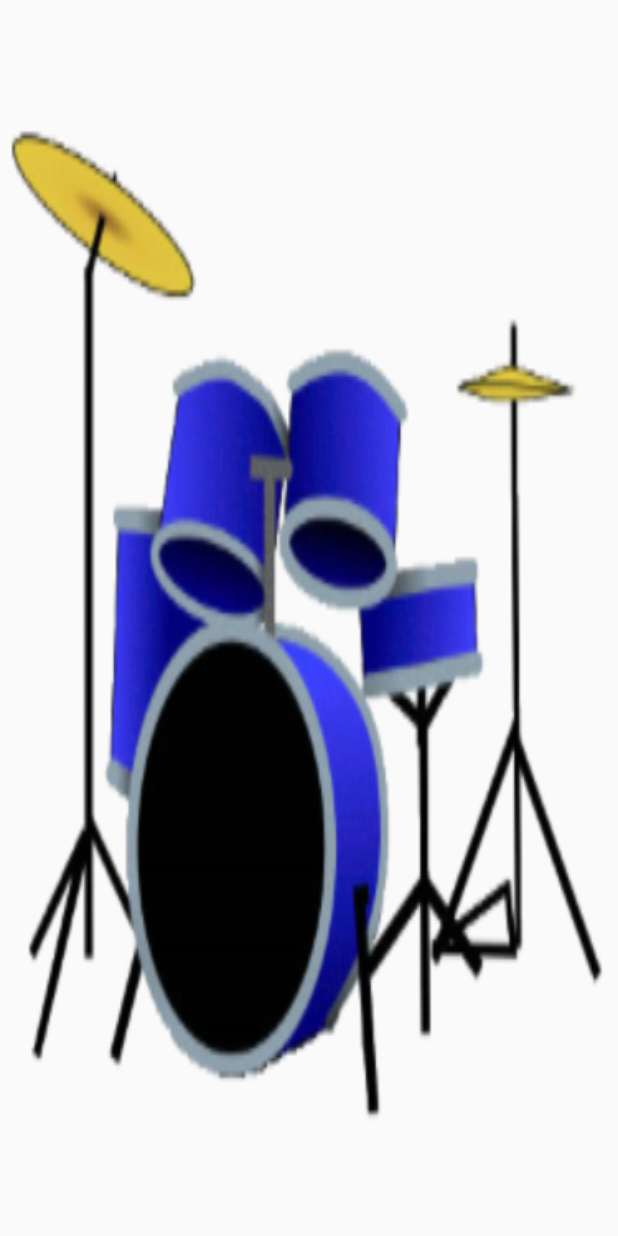
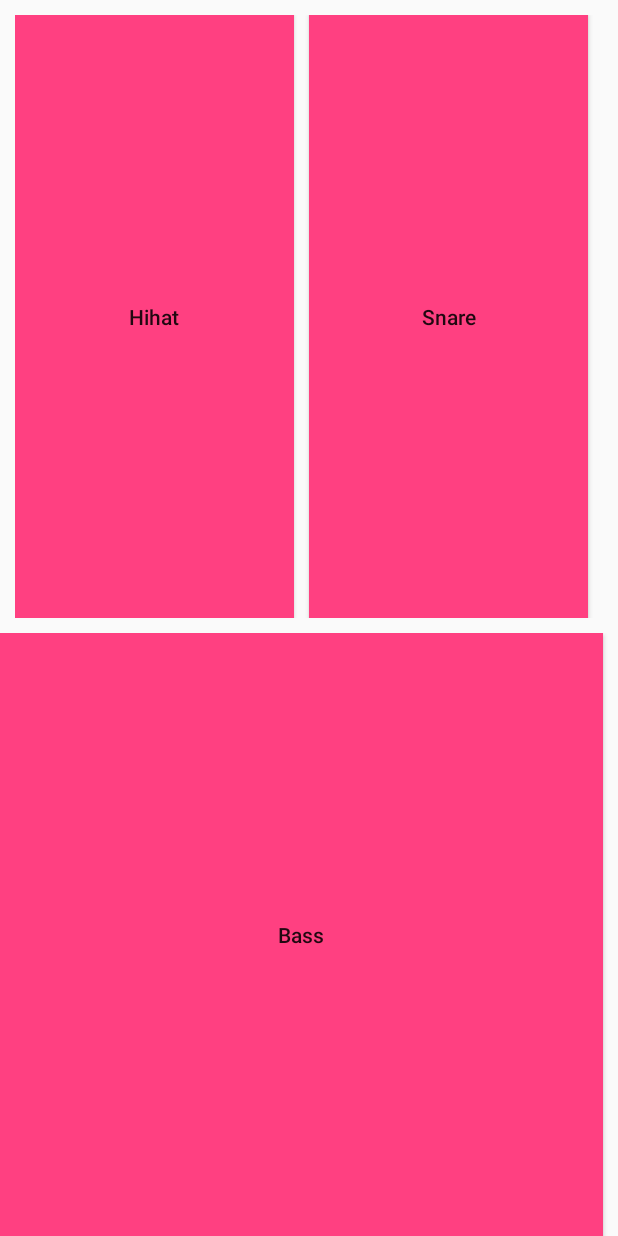
Before and after one commit to rscsam/LetsJam, an Android app: the layout fragment_play_drums.xml on its own in the app's theme, with its tools: preview values and no code run, on a phone screen of 412 x 824 dp. Run offline under Robolectric (Android 15) with nearby library versions, the phone set to English and light mode, and no system bars.

Commit message:
Initial commit

```diff
--- a/app/src/main/java/com/hack/rss/letsjam/PlayDrumsFragment.java
+++ b/app/src/main/java/com/hack/rss/letsjam/PlayDrumsFragment.java
@@ -37,9 +37,6 @@ public class PlayDrumsFragment extends Fragment implements View.OnClickListener
             case R.id.kick_button:
                 listener.addSound(new Note(1, R.raw.kick));
                 break;
-            case R.id.crash_button:
-                listener.addSound(new Note(1, R.raw.crash));
-                break;
             case R.id.hihat_button:
                 listener.addSound(new Note(1, R.raw.hihat));
                 break;
--- a/app/src/main/java/com/hack/rss/letsjam/StartActivity.java
+++ b/app/src/main/java/com/hack/rss/letsjam/StartActivity.java
@@ -17,4 +17,9 @@ public class StartActivity extends AppCompatActivity {
         Intent startSelectionsActivity = new Intent(this, SelectionsActivity.class);
         startActivity(startSelectionsActivity);
     }
+
+    public void startISActivity(View view) {
+        Intent startISSelectionActivity = new Intent(this, InstrumentSelectionActivity.class);
+        startActivity(startISSelectionActivity);
+    }
 }
--- a/app/src/main/res/layout/fragment_play_drums.xml
+++ b/app/src/main/res/layout/fragment_play_drums.xml
@@ -2,10 +2,9 @@
 <LinearLayout xmlns:android="http://schemas.android.com/apk/res/android"
     android:layout_width="match_parent"
     android:layout_height="match_parent"
-    android:orientation="vertical"
-    android:background="@drawable/drums">
+    android:orientation="vertical">
     <LinearLayout
-        android:layout_width="wrap_content"
+        android:layout_width="match_parent"
         android:layout_height="0dp"
         android:layout_weight="1"
         android:layout_margin="10dp"
@@ -16,27 +15,20 @@
             android:layout_weight="1"
             android:layout_marginEnd="10dp"
             android:textAllCaps="false"
-            android:background="@android:color/transparent"
+            android:text="Hihat"
+            android:background="@color/colorAccent"
             android:onClick="onDrumsInteraction"
-            android:id="@+id/crash_button"/>
+            android:id="@+id/hihat_button"/>
         <Button
             android:layout_width="0dp"
             android:layout_height="match_parent"
             android:layout_weight="1"
             android:layout_marginEnd="10dp"
             android:textAllCaps="false"
-            android:background="@android:color/transparent"
+            android:text="Snare"
+            android:background="@color/colorAccent"
             android:onClick="onDrumsInteraction"
             android:id="@+id/snare_button"/>
-        <Button
-            android:layout_width="0dp"
-            android:layout_height="match_parent"
-            android:layout_weight="1"
-            android:layout_marginEnd="10dp"
-            android:textAllCaps="false"
-            android:background="@android:color/transparent"
-            android:onClick="onDrumsInteraction"
-            android:id="@+id/hihat_button"/>
     </LinearLayout>
     <LinearLayout
         android:layout_width="match_parent"
@@ -45,10 +37,11 @@
         <Button
             android:layout_width="0dp"
             android:layout_height="match_parent"
-            android:layout_weight="4"
+            android:layout_weight="2"
             android:layout_marginEnd="10dp"
             android:textAllCaps="false"
-            android:background="@android:color/transparent"
+            android:text="Bass"
+            android:background="@color/colorAccent"
             android:onClick="onDrumsInteraction"
             android:id="@+id/kick_button"/>
     </LinearLayout>
```
Also changed, not shown: app/src/main/java/com/hack/rss/letsjam/InstrumentSelectionActivity.java (+9 -1 lines), app/src/main/res/layout/activity_start.xml (+9 -0 lines).
